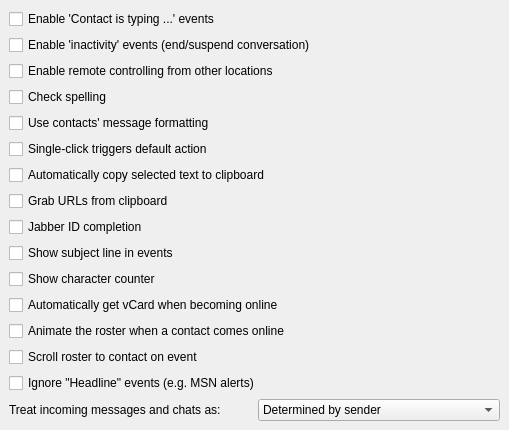
The window that src/options/opt_advanced.ui (psi-im/psi) describes before a commit, drawn with Qt 5.
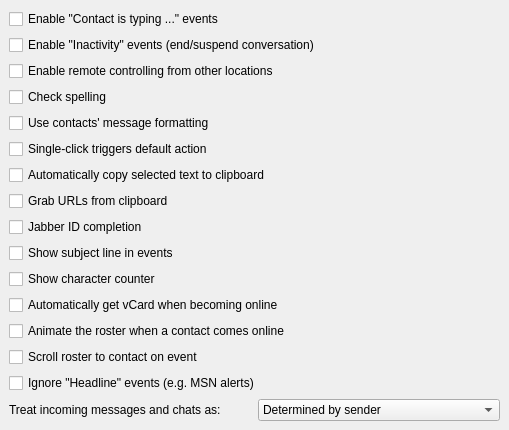
The same window after the commit.

```diff
--- a/src/options/opt_advanced.ui
+++ b/src/options/opt_advanced.ui
@@ -22,14 +22,14 @@
    <item>
     <widget class="QCheckBox" name="ck_messageevents" >
      <property name="text" >
-      <string>Enable 'Contact is typing ...' events</string>
+      <string>Enable "Contact is typing ..." events</string>
      </property>
     </widget>
    </item>
    <item>
     <widget class="QCheckBox" name="ck_inactiveevents" >
      <property name="text" >
-      <string>Enable 'inactivity' events (end/suspend conversation)</string>
+      <string>Enable "Inactivity" events (end/suspend conversation)</string>
      </property>
     </widget>
    </item>
```
